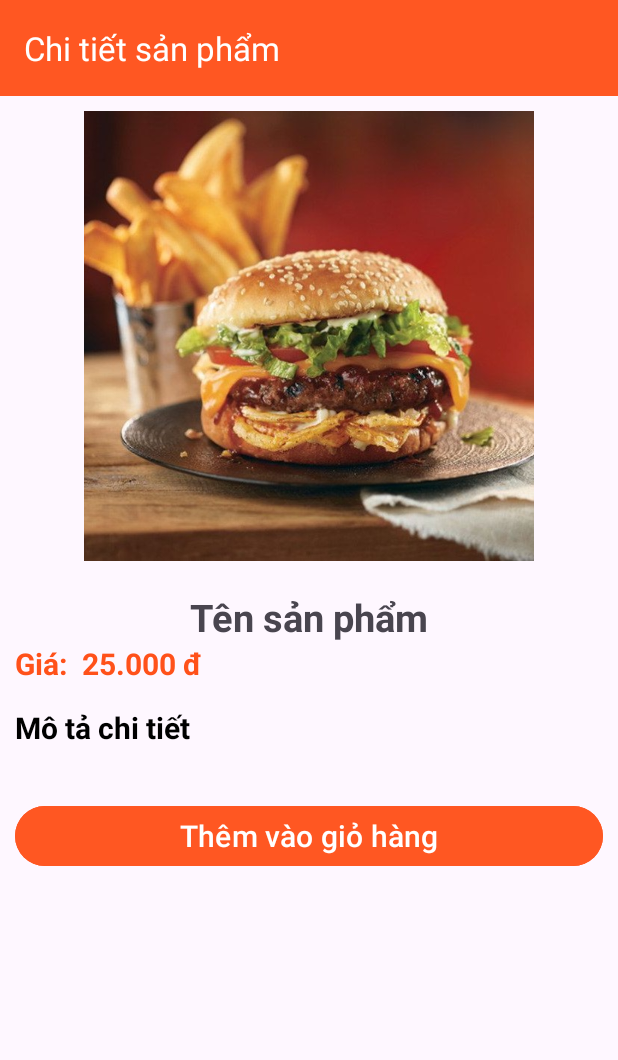
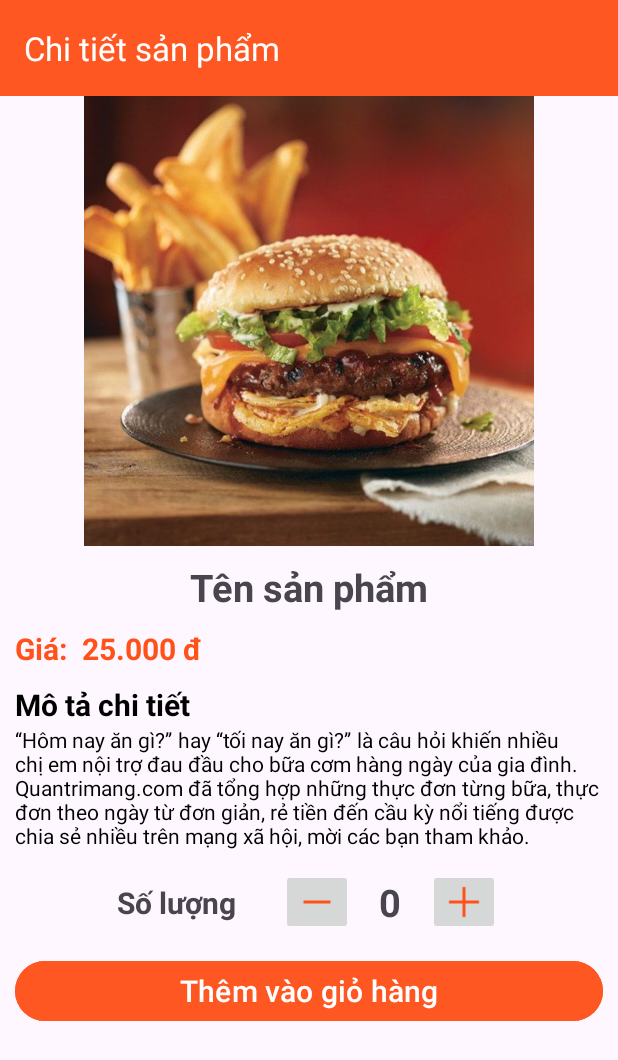
Before and after one commit to Nguyennhuttan2004/DoAn-MobileApp, an Android app: the ChiTietActivity screen opened directly, with no data from a screen before it, on a phone screen of 412 x 824 dp. Shown: the top 1060 px of the screen. Run offline under Robolectric (Android 15) with nearby library versions, the phone set to English and light mode, and no system bars.

Commit message:
sua giao dien main

```diff
--- a/app/src/main/java/Activity/ChiTietActivity.java
+++ b/app/src/main/java/Activity/ChiTietActivity.java
@@ -1,6 +1,10 @@
 package Activity;
 
 import android.os.Bundle;
+import android.widget.Button;
+import android.widget.ImageButton;
+import android.widget.ImageView;
+import android.widget.TextView;
 import android.widget.Toolbar;
 
 import androidx.appcompat.app.AppCompatActivity;
@@ -9,12 +13,26 @@ import com.example.doan_mobileapp.R;
 
 public class ChiTietActivity extends AppCompatActivity {
     Toolbar toolbar;
-
+    Button btnThemvaogiohang;
+    TextView txtTensp,txtGiasp,txtMotachitiet,txtNumber;
+    ImageButton btnTru,btnCong;
+    ImageView ivHinhSP;
     @Override
     protected void onCreate(Bundle savedInstanceState) {
         super.onCreate(savedInstanceState);
         setContentView(R.layout.activity_chi_tiet);
+        addControls();
+    }
 
+    private void addControls() {
+        btnThemvaogiohang=findViewById(R.id.btnThemvaogiohang);
+        txtTensp=findViewById(R.id.txtTensp);
+        txtGiasp=findViewById(R.id.txtGiasp);
+        txtMotachitiet=findViewById(R.id.txtMotachitiet);
+        btnTru=findViewById(R.id.btnTru);
+        txtNumber=findViewById(R.id.txtNumber);
+        btnCong=findViewById(R.id.btnCong);
+        ivHinhSP=findViewById(R.id.ivHinhSP);
     }
 
 }
--- a/app/src/main/java/Activity/MainActivity.java
+++ b/app/src/main/java/Activity/MainActivity.java
@@ -31,7 +31,7 @@ import java.util.ArrayList;
 
 public class MainActivity extends AppCompatActivity implements NavigationView.OnNavigationItemSelectedListener {
     Toolbar toolbar;
-    RecyclerView recyclerView;
+    RecyclerView rvBestsell,rvCate;
     NavigationView navigationView;
     DrawerLayout drawerLayout;
     ViewFlipper viewFlipper;
@@ -97,7 +97,8 @@ public class MainActivity extends AppCompatActivity implements NavigationView.On
 
     private void anhXa() {
         toolbar = findViewById(R.id.toolbar);
-        recyclerView =findViewById(R.id.recyclerview);
+        rvBestsell =findViewById(R.id.rvBestsell);
+        rvCate =findViewById(R.id.rvCate);
         navigationView = findViewById(R.id.navigationview);
         viewFlipper = findViewById(R.id.viewflipper);
         drawerLayout = findViewById(R.id.drawerlayout);
--- /dev/null
+++ b/app/src/main/java/Adapter/BestFoodAdapter.java
@@ -0,0 +1,4 @@
+package Adapter;
+
+public class BestFoodAdapter {
+}
--- a/app/src/main/res/layout/activity_chi_tiet.xml
+++ b/app/src/main/res/layout/activity_chi_tiet.xml
@@ -8,18 +8,19 @@
     android:orientation="vertical">
 
     <androidx.appcompat.widget.Toolbar
-        android:id="@+id/toolBar"
-        android:layout_width="match_parent"
-        android:layout_height="?attr/actionBarSize"
-        android:background="@color/orange"
-        app:title="Chi tiết sản phẩm"
-        app:titleTextColor="@color/white" />
+            android:id="@+id/toolBar"
+            android:layout_width="match_parent"
+            android:layout_height="?attr/actionBarSize"
+            android:background="@color/orange"
+            app:title="Chi tiết sản phẩm"
+            app:titleTextColor="@color/white">
+    </androidx.appcompat.widget.Toolbar>
 
     <ImageView
         android:src="@drawable/hamburger"
         android:layout_width="wrap_content"
         android:layout_height="300dp"
-        android:layout_margin="10dp"/>
+        android:id="@+id/ivHinhSP"/>
 
     <LinearLayout
         android:orientation="vertical"
@@ -33,6 +34,7 @@
             android:gravity="center"
             android:textSize="25sp"
             android:textStyle="bold"
+            android:layout_marginBottom="10dp"
             android:layout_width="match_parent"
             android:layout_height="wrap_content"/>
         <LinearLayout
@@ -57,9 +59,8 @@
                 android:layout_height="wrap_content"/>
         </LinearLayout>
         <LinearLayout
-            app:layout_constraintBottom_toBottomOf="parent"
             android:orientation="vertical"
-            android:layout_marginTop="15dp"
+            android:layout_marginTop="10dp"
             android:layout_width="match_parent"
             android:layout_height="wrap_content">
             <TextView
@@ -75,10 +76,48 @@
                 <TextView
                     android:id="@+id/txtMotachitiet"
                     android:textColor="@color/black"
-                    android:textStyle="bold"
+                    android:text="“Hôm nay ăn gì?” hay “tối nay ăn gì?” là câu hỏi khiến nhiều chị em nội trợ đau đầu cho bữa cơm hàng ngày của gia đình. Quantrimang.com đã tổng hợp những thực đơn từng bữa, thực đơn theo ngày từ đơn giản, rẻ tiền đến cầu kỳ nổi tiếng được chia sẻ nhiều trên mạng xã hội, mời các bạn tham khảo."
                     android:layout_width="match_parent"
                     android:layout_height="wrap_content"/>
+
             </ScrollView>
+            <LinearLayout
+                android:layout_width="match_parent"
+                android:layout_height="wrap_content"
+                android:orientation="horizontal"
+                android:gravity="center"
+                android:layout_marginTop="10dp">
+                <TextView
+                    android:layout_width="wrap_content"
+                    android:layout_height="wrap_content"
+                    android:text="Số lượng"
+                    android:layout_gravity="center"
+                    android:layout_marginRight="30dp"
+                    android:textSize="20dp"
+                    android:textStyle="bold"/>
+                    <ImageButton
+                        android:layout_width="wrap_content"
+                        android:layout_height="wrap_content"
+                        android:id="@+id/btnTru"
+                        android:layout_gravity="center"
+                        android:src="@drawable/icon_minus" />
+
+                    <TextView
+                        android:id="@+id/txtNumber"
+                        android:layout_width="50dp"
+                        android:layout_height="50dp"
+                        android:layout_gravity="center"
+                        android:gravity="center"
+                        android:text="0"
+                        android:textSize="25dp"
+                        android:textStyle="bold" />
+                    <ImageButton
+                        android:layout_width="wrap_content"
+                        android:layout_height="wrap_content"
+                        android:id="@+id/btnCong"
+                        android:layout_gravity="center"
+                        android:src="@drawable/icon_plus"/>
+            </LinearLayout>
         </LinearLayout>
 
         <Button
@@ -88,7 +127,7 @@
             android:text="Thêm vào giỏ hàng"
             android:backgroundTint="@color/orange"
             android:textSize="20sp"
-            android:layout_marginTop="15dp"/>
+            android:layout_marginTop="10dp"/>
     </LinearLayout>
 
 
--- a/app/src/main/res/layout/activity_dang_ky.xml
+++ b/app/src/main/res/layout/activity_dang_ky.xml
@@ -7,6 +7,7 @@
     tools:context="Activity.DangKyActivity"
     android:orientation="vertical"
     android:padding="30dp">
+
 
     <ImageView
         android:layout_width="wrap_content"
--- a/app/src/main/res/menu/drawer_items.xml
+++ b/app/src/main/res/menu/drawer_items.xml
@@ -15,6 +15,12 @@
             android:title="Tài khoản"
             android:icon="@drawable/icon_user"/>
     </group>
+    <group>
+        <item
+            android:id="@+id/navLogout"
+            android:title="Đăng xuất"
+            android:icon="@drawable/logout"/>
+    </group>
 
 
 </menu>
--- a/app/src/main/res/values/colors.xml
+++ b/app/src/main/res/values/colors.xml
@@ -3,9 +3,11 @@
     <color name="black">#FF000000</color>
     <color name="white">#FFFFFFFF</color>
     <color name="grey">#D6D3D3</color>
+    <color name="gray">#F5F5F5</color>
     <color name="orange3">#D5542B</color>
     <color name="orange2">#FF511A</color>
     <color name="orange">#FF5722</color>
     <color name="red">#F75564</color>
     <color name="blue_gray">#2E4858</color>
+    <color name="background_btn">#C3BEBE</color>
 </resources>
```
Also changed, not shown: app/src/main/AndroidManifest.xml (+9 -5 lines), app/src/main/java/Activity/IntroActivity.java (+4 -12 lines), app/src/main/java/model/Category.java (added, +39 -0 lines), app/src/main/java/model/SanPham.java (added, +99 -0 lines), app/src/main/res/drawable/gray_background.xml (added, +9 -0 lines), app/src/main/res/layout/activity_intro.xml (+3 -4 lines), app/src/main/res/layout/activity_main.xml (+33 -11 lines), app/src/main/res/layout/drawer_header.xml (+1 -7 lines).
